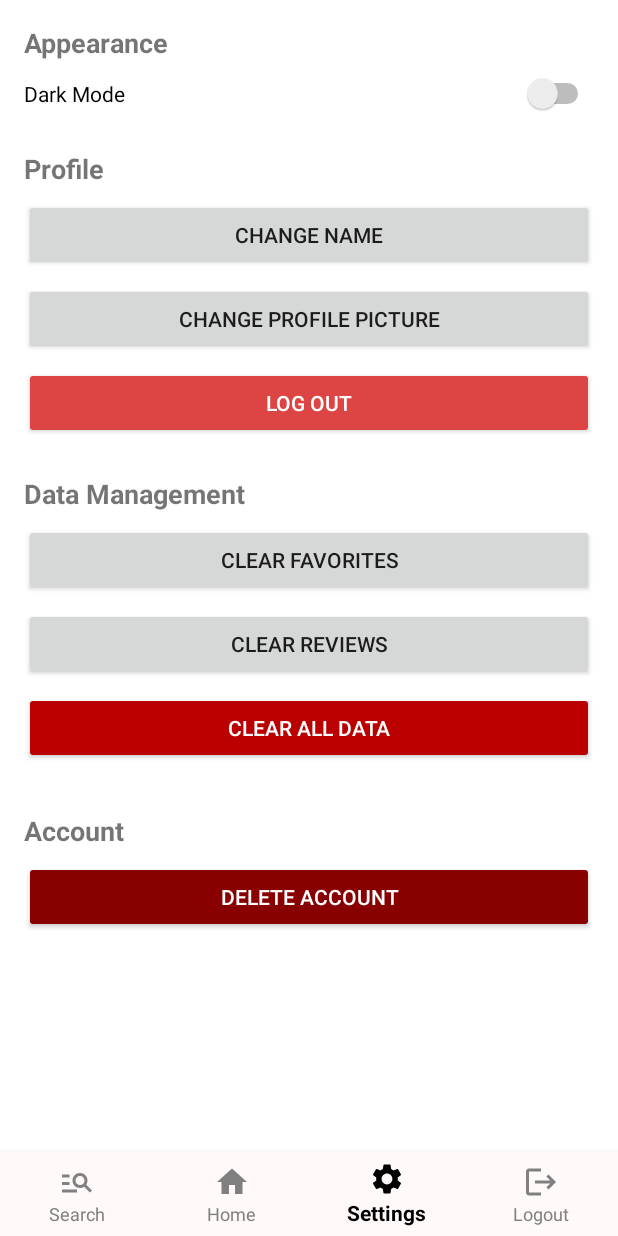
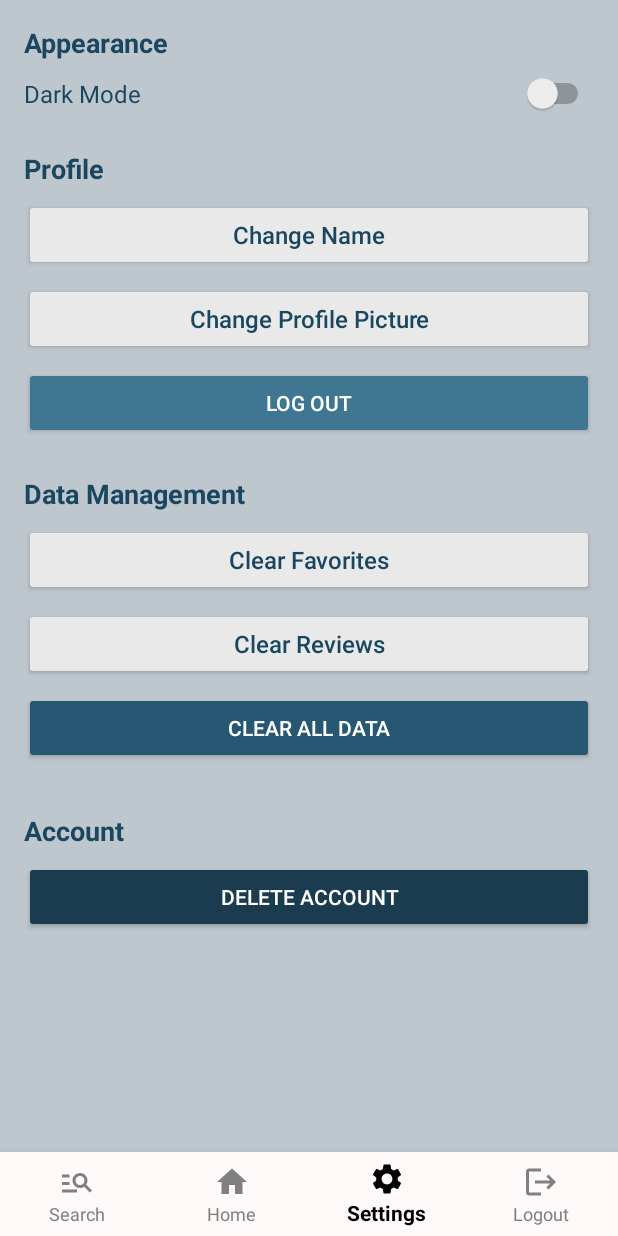
Before and after one commit to BarnaLorandLaszlo/Informatikai-Projektfeladat, an Android app: the HomeFragment screen opened directly, with no data from a screen before it, item 3 of the bottom bar chosen, on a phone screen of 412 x 824 dp. Run offline under Robolectric (Android 15) with nearby library versions, the phone set to English and light mode, and no system bars; our stand-ins replace Volley; pictures from the network do not load.

Commit message:
design2.0, password settings

```diff
--- a/android app/app/src/main/res/layout/activity_login.xml
+++ b/android app/app/src/main/res/layout/activity_login.xml
@@ -79,7 +79,7 @@
             android:layout_marginEnd="8dp"
             android:ems="10"
             android:hint="Password"
-            android:inputType="text"
+            android:inputType="textPassword"
             app:layout_constraintBottom_toBottomOf="parent"
             app:layout_constraintEnd_toEndOf="parent"
             app:layout_constraintStart_toStartOf="parent"
--- a/android app/app/src/main/res/layout/activity_registration.xml
+++ b/android app/app/src/main/res/layout/activity_registration.xml
@@ -65,7 +65,7 @@
             android:text="Registration"
             android:textAllCaps="false"
             android:textColor="#1A475F"
-            android:textSize="16sp"
+            android:textSize="18sp"
             app:layout_constraintEnd_toEndOf="parent"
             app:layout_constraintStart_toStartOf="parent"
             app:layout_constraintTop_toBottomOf="@+id/PasswordText" />
--- a/android app/app/src/main/res/layout/fragment_settings.xml
+++ b/android app/app/src/main/res/layout/fragment_settings.xml
@@ -7,111 +7,133 @@
     <ScrollView
         android:layout_width="match_parent"
         android:layout_height="match_parent"
-        android:padding="16dp"
-        android:background="#FFFFFF">
+        android:background="#BFC7CE"
+        android:padding="16dp">
 
         <LinearLayout
-            android:orientation="vertical"
             android:layout_width="match_parent"
-            android:layout_height="wrap_content">
+            android:layout_height="wrap_content"
+            android:orientation="vertical">
 
             <!-- APPEARANCE -->
             <TextView
                 android:layout_width="match_parent"
                 android:layout_height="wrap_content"
+                android:layout_marginBottom="8dp"
                 android:text="Appearance"
-                android:textStyle="bold"
+                android:textColor="#1A475F"
                 android:textSize="18sp"
-                android:layout_marginBottom="8dp" />
+                android:textStyle="bold" />
 
             <Switch
                 android:id="@+id/switchTheme"
                 android:layout_width="match_parent"
                 android:layout_height="wrap_content"
-                android:text="Dark Mode" />
+                android:text="Dark Mode"
+                android:textColor="#1A475F"
+                android:textSize="16sp" />
 
             <!-- PROFILE -->
             <TextView
                 android:layout_width="match_parent"
                 android:layout_height="wrap_content"
+                android:layout_marginTop="24dp"
+                android:layout_marginBottom="8dp"
                 android:text="Profile"
-                android:textStyle="bold"
+                android:textColor="#1A475F"
                 android:textSize="18sp"
-                android:layout_marginTop="24dp"
-                android:layout_marginBottom="8dp" />
+                android:textStyle="bold" />
 
             <Button
                 android:id="@+id/btnChangeName"
                 android:layout_width="match_parent"
                 android:layout_height="wrap_content"
-                android:text="Change Name" />
+                android:backgroundTint="#e9e9e9"
+                android:text="Change Name"
+                android:textAllCaps="false"
+                android:textColor="#1A475F"
+                android:textSize="16sp" />
 
             <Button
                 android:id="@+id/btnChangeProfilePicture"
                 android:layout_width="match_parent"
                 android:layout_height="wrap_content"
+                android:layout_marginTop="8dp"
+                android:backgroundTint="#e9e9e9"
                 android:text="Change Profile Picture"
-                android:layout_marginTop="8dp" />
+                android:textAllCaps="false"
+                android:textColor="#1A475F"
+                android:textSize="16sp" />
 
             <Button
                 android:id="@+id/btnLogout"
                 android:layout_width="match_parent"
                 android:layout_height="wrap_content"
+                android:layout_marginTop="8dp"
+                android:backgroundTint="#3F7692"
                 android:text="Log Out"
-                android:layout_marginTop="8dp"
-                android:backgroundTint="#DD4444"
                 android:textColor="#FFFFFF" />
 
             <!-- DATA -->
             <TextView
                 android:layout_width="match_parent"
                 android:layout_height="wrap_content"
+                android:layout_marginTop="24dp"
+                android:layout_marginBottom="8dp"
                 android:text="Data Management"
-                android:textStyle="bold"
+                android:textColor="#1A475F"
                 android:textSize="18sp"
-                android:layout_marginTop="24dp"
-                android:layout_marginBottom="8dp" />
+                android:textStyle="bold" />
 
             <Button
                 android:id="@+id/btnClearFavorites"
                 android:layout_width="match_parent"
                 android:layout_height="wrap_content"
-                android:text="Clear Favorites" />
+                android:backgroundTint="#e9e9e9"
+                android:text="Clear Favorites"
+                android:textAllCaps="false"
+                android:textColor="#1A475F"
+                android:textSize="16sp" />
 
             <Button
                 android:id="@+id/btnClearReviews"
                 android:layout_width="match_parent"
                 android:layout_height="wrap_content"
+                android:layout_marginTop="8dp"
+                android:backgroundTint="#e9e9e9"
                 android:text="Clear Reviews"
-                android:layout_marginTop="8dp" />
+                android:textAllCaps="false"
+                android:textColor="#1A475F"
+                android:textSize="16sp" />
 
             <Button
                 android:id="@+id/btnClearAll"
                 android:layout_width="match_parent"
                 android:layout_height="wrap_content"
+                android:layout_marginTop="8dp"
+                android:backgroundTint="#275873"
                 android:text="Clear All Data"
-                android:layout_marginTop="8dp"
-                android:backgroundTint="#BB0000"
                 android:textColor="#FFFFFF" />
 
             <!-- ACCOUNT DEACTIVATION -->
             <TextView
                 android:layout_width="match_parent"
                 android:layout_height="wrap_content"
+                android:layout_marginTop="32dp"
+                android:layout_marginBottom="8dp"
                 android:text="Account"
-                android:textStyle="bold"
+                android:textColor="#1A475F"
                 android:textSize="18sp"
-                android:layout_marginTop="32dp"
-                android:layout_marginBottom="8dp" />
+                android:textStyle="bold" />
 
             <Button
                 android:id="@+id/btnDeleteAccount"
                 android:layout_width="match_parent"
                 android:layout_height="wrap_content"
+                android:layout_marginBottom="32dp"
+                android:backgroundTint="#1A3C4E"
                 android:text="Delete Account"
-                android:backgroundTint="#880000"
-                android:textColor="#FFFFFF"
-                android:layout_marginBottom="32dp"/>
+                android:textColor="#FFFFFF" />
         </LinearLayout>
     </ScrollView>
 </FrameLayout>
```
Also changed, not shown: android app/app/src/main/res/layout/activity_navigation.xml (+7 -7 lines), android app/app/src/main/res/layout/activity_profile.xml (+29 -23 lines), android app/app/src/main/res/layout/activity_watchlist.xml (+9 -5 lines), android app/app/src/main/res/layout/fragment_home.xml (+14 -14 lines), android app/app/src/main/res/drawable/hatter.jpg (added), android app/app/src/main/res/drawable/home_png.png (deleted), android app/app/src/main/res/drawable/marvel_wallpaper.jpg (deleted), android app/app/src/main/res/drawable/vaszon.jpg (added), 1 other file.
